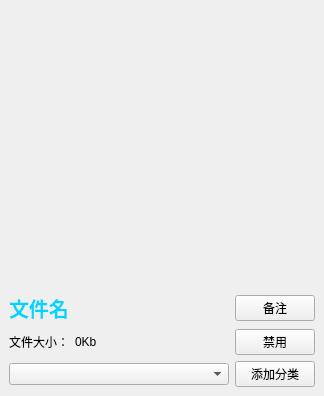
Qt form comp/modcard.ui (xiaoan-1/l4d2-mod-manager) before a commit.
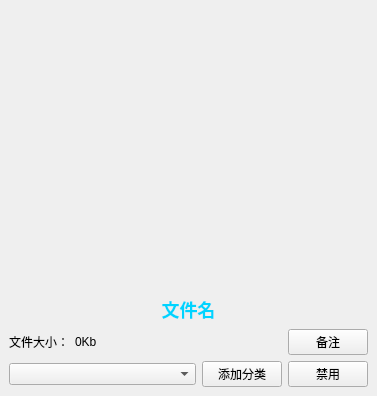
The same form after that commit. Icons and pictures are not drawn.

Commit message: 调整卡片布局

```diff
--- a/comp/modcard.ui
+++ b/comp/modcard.ui
@@ -6,7 +6,7 @@
    <rect>
     <x>0</x>
     <y>0</y>
-    <width>324</width>
+    <width>377</width>
     <height>396</height>
    </rect>
   </property>
@@ -79,6 +79,33 @@
         </property>
        </widget>
       </item>
+      <item>
+       <widget class="QLabel" name="label_name">
+        <property name="maximumSize">
+         <size>
+          <width>16777215</width>
+          <height>50</height>
+         </size>
+        </property>
+        <property name="styleSheet">
+         <string notr="true">color: #00d4ff;
+font-size: 18px;
+font-weight: bold;</string>
+        </property>
+        <property name="text">
+         <string>文件名</string>
+        </property>
+        <property name="scaledContents">
+         <bool>true</bool>
+        </property>
+        <property name="alignment">
+         <set>Qt::AlignmentFlag::AlignCenter</set>
+        </property>
+        <property name="wordWrap">
+         <bool>true</bool>
+        </property>
+       </widget>
+      </item>
       <item>
        <layout class="QGridLayout" name="gridLayout">
         <item row="1" column="0">
@@ -97,46 +124,14 @@
           </property>
          </widget>
         </item>
-        <item row="1" column="1">
+        <item row="1" column="1" colspan="2">
          <widget class="QLabel" name="label_size">
           <property name="text">
            <string>0Kb</string>
           </property>
          </widget>
         </item>
-        <item row="0" column="0" colspan="2">
-         <widget class="QLabel" name="label_name">
-          <property name="styleSheet">
-           <string notr="true">color: #00d4ff;
-font-size: 20px;
-font-weight: bold;</string>
-          </property>
-          <property name="text">
-           <string>文件名</string>
-          </property>
-          <property name="wordWrap">
-           <bool>false</bool>
-          </property>
-         </widget>
-        </item>
-        <item row="1" column="2">
-         <widget class="QPushButton" name="pushButton_move">
-          <property name="sizePolicy">
-           <sizepolicy hsizetype="Maximum" vsizetype="Fixed">
-            <horstretch>0</horstretch>
-            <verstretch>0</verstretch>
-           </sizepolicy>
-          </property>
-          <property name="text">
-           <string>禁用</string>
-          </property>
-          <property name="icon">
-           <iconset resource="../Resources.qrc">
-            <normaloff>:/resources/disable.png</normaloff>:/resources/disable.png</iconset>
-          </property>
-         </widget>
-        </item>
-        <item row="0" column="2">
+        <item row="1" column="3">
          <widget class="QPushButton" name="pushButton_remark">
           <property name="sizePolicy">
            <sizepolicy hsizetype="Maximum" vsizetype="Fixed">
@@ -177,6 +172,23 @@
           </property>
          </widget>
         </item>
+        <item>
+         <widget class="QPushButton" name="pushButton_move">
+          <property name="sizePolicy">
+           <sizepolicy hsizetype="Maximum" vsizetype="Fixed">
+            <horstretch>0</horstretch>
+            <verstretch>0</verstretch>
+           </sizepolicy>
+          </property>
+          <property name="text">
+           <string>禁用</string>
+          </property>
+          <property name="icon">
+           <iconset resource="../Resources.qrc">
+            <normaloff>:/resources/disable.png</normaloff>:/resources/disable.png</iconset>
+          </property>
+         </widget>
+        </item>
        </layout>
       </item>
      </layout>
```
The commit also changes 2 other files.
